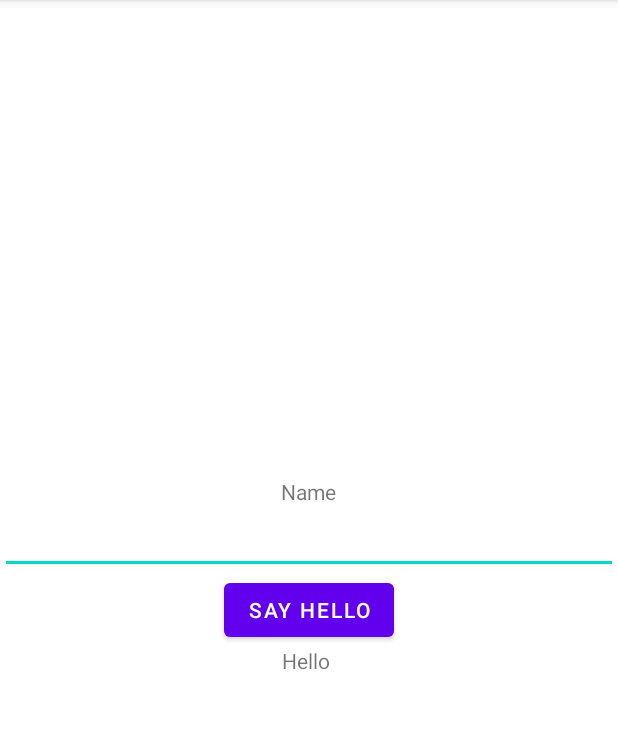
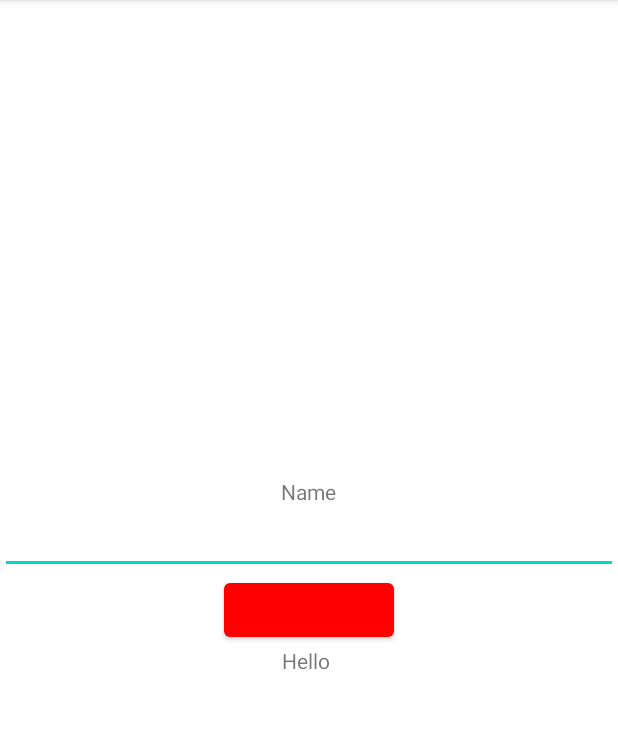
Before and after one commit to nur66/Android-studio-kotlin-fundamental, an Android app: the screen it shows after launch (MainActivity), after a tap on "SAY HELLO", on a phone screen of 412 x 824 dp, the part 84-813 px from its top. Run offline under Robolectric (Android 15) with nearby library versions, the phone set to English and light mode, and no system bars.

Commit message:
Color List Resource

```diff
--- a/app/src/main/java/com/example/androidfundamentalkotlin/MainActivity.kt
+++ b/app/src/main/java/com/example/androidfundamentalkotlin/MainActivity.kt
@@ -39,6 +39,12 @@ class MainActivity : AppCompatActivity() {
             // Untuk mencari nya cepat bisa menggunakan Ctrl + spasi, lalu ketik Nur
             // Biasanya Tag nya adalah nama dari class dan componentnya
 
+            Log.i("ValueResource",resources.getInteger(R.integer.maxPage).toString())
+            Log.i("ValueResource",resources.getIntArray(R.array.numbers).joinToString(","))
+            Log.i("ValueResource",resources.getBoolean(R.bool.isProductionMode).toString())
+            Log.i("ValueResource", resources.getColor(R.color.background, theme).toString())
+            sayHelloButton.setBackgroundColor(resources.getColor(R.color.background, theme))
+
             val name = nameEditText.text.toString()
             sayHelloTextView.text = "Hello $name"
         }
--- /dev/null
+++ b/app/src/main/res/color/say_hello.xml
@@ -0,0 +1,7 @@
+<?xml version="1.0" encoding="utf-8"?>
+<selector xmlns:android="http://schemas.android.com/apk/res/android">
+    <item android:color="#FFFF00" android:state_pressed="true" />
+    <item android:color="#FFFFFF" android:state_focused="true" />
+    <item android:color="@color/background" />
+    <!--  diambil dari other  -->
+</selector>
--- a/app/src/main/res/layout/say_hello_form.xml
+++ b/app/src/main/res/layout/say_hello_form.xml
@@ -21,6 +21,8 @@
         android:layout_height="wrap_content"
         android:text="Say Hello"
         android:layout_gravity="center_horizontal"
+        android:textColor="@color/say_hello"
         />
+        <!--  textColor refers to res > color > say_hello  -->
 
 </merge>
--- /dev/null
+++ b/app/src/main/res/values/other.xml
@@ -0,0 +1,11 @@
+<?xml version="1.0" encoding="utf-8"?>
+<resources>
+    <integer name="maxPage">100</integer>
+    <integer-array name="numbers">
+        <item>100</item>
+        <item>200</item>
+        <item>300</item>
+    </integer-array>
+    <bool name="isProductionMode">true</bool>
+    <color name="background">#FF0000</color>
+</resources>
```
